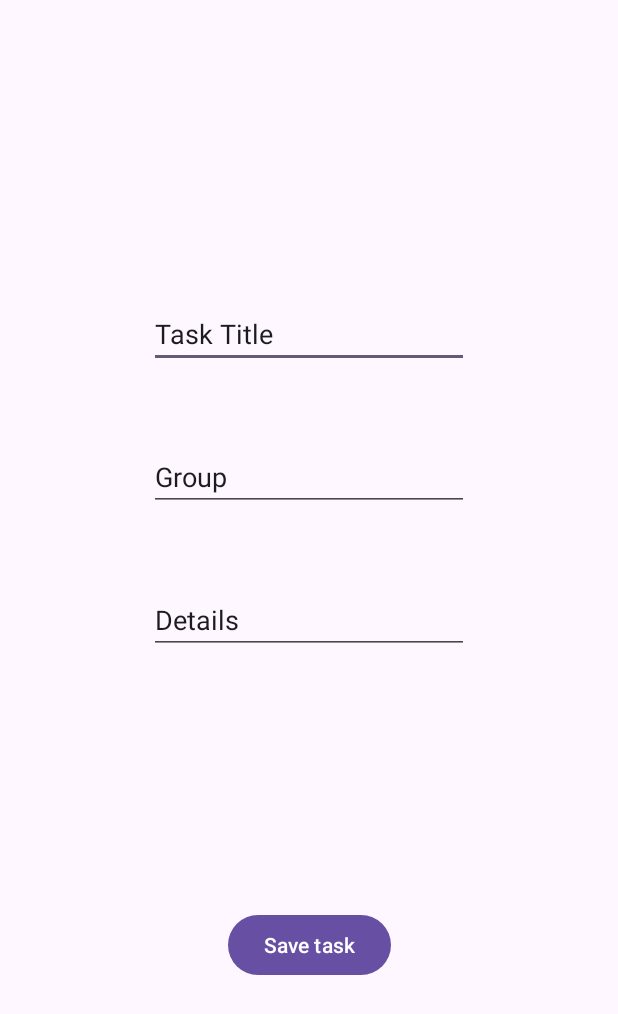
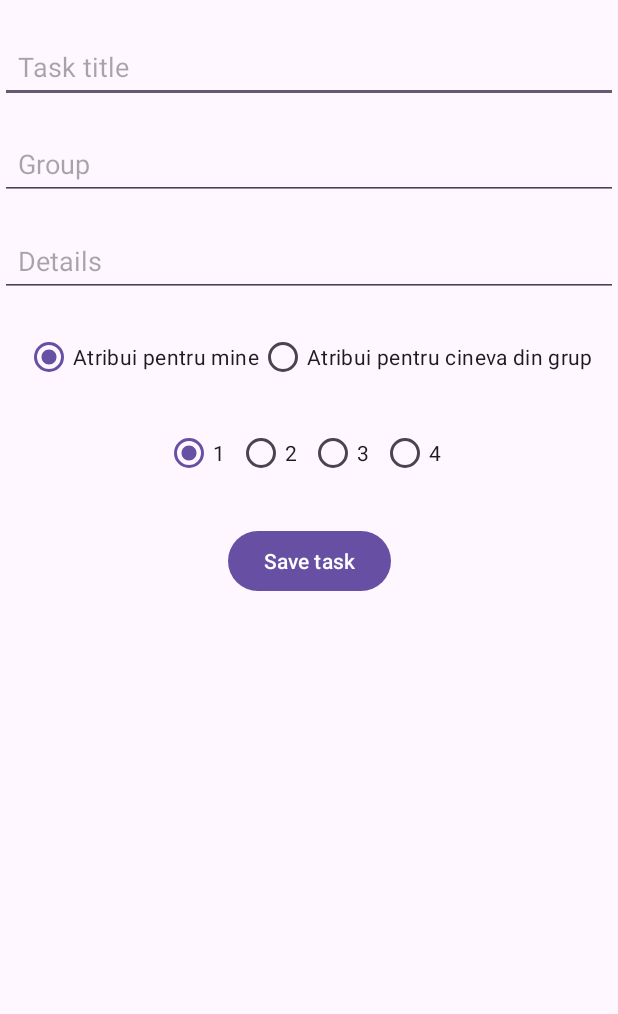
Before and after one commit to PaulIonescu14/hackathon-itfest-sisc, an Android app: the AddNewTask screen opened directly, with no data from a screen before it, on a phone screen of 412 x 824 dp. Shown: the top 1014 px of the screen. Run offline under Robolectric (Android 15) with nearby library versions, the phone set to English and light mode, and no system bars; our stand-ins replace Firebase (no records; nobody signed in at launch, a user with empty details on screens opened directly); 3 statements that could not run were skipped.

```diff
--- a/TaskForce/app/src/main/res/layout/activity_add_new_task.xml
+++ b/TaskForce/app/src/main/res/layout/activity_add_new_task.xml
@@ -7,57 +7,132 @@
     android:layout_height="match_parent"
     tools:context=".AddNewTask">
 
+    <!-- Titlu task -->
     <EditText
         android:id="@+id/newTaskTitle"
+        android:layout_width="0dp"
+        android:layout_height="wrap_content"
+        android:layout_marginTop="20dp"
+        android:hint="Task title"
+        android:inputType="text"
+        android:padding="12dp"
+        app:layout_constraintTop_toTopOf="parent"
+        app:layout_constraintStart_toStartOf="parent"
+        app:layout_constraintEnd_toEndOf="parent" />
+
+    <!-- Grup -->
+    <EditText
+        android:id="@+id/newTaskGroup"
+        android:layout_width="0dp"
+        android:layout_height="wrap_content"
+        android:layout_marginTop="16dp"
+        android:hint="Group"
+        android:inputType="text"
+        android:padding="12dp"
+        app:layout_constraintTop_toBottomOf="@id/newTaskTitle"
+        app:layout_constraintStart_toStartOf="parent"
+        app:layout_constraintEnd_toEndOf="parent" />
+
+    <!-- Detalii -->
+    <EditText
+        android:id="@+id/newTaskDetails"
+        android:layout_width="0dp"
+        android:layout_height="wrap_content"
+        android:layout_marginTop="16dp"
+        android:hint="Details"
+        android:inputType="textMultiLine"
+        android:padding="12dp"
+        app:layout_constraintTop_toBottomOf="@id/newTaskGroup"
+        app:layout_constraintStart_toStartOf="parent"
+        app:layout_constraintEnd_toEndOf="parent" />
+
+    <!-- RadioGroup pentru atribuirea taskului -->
+    <RadioGroup
+        android:id="@+id/assignRadioGroup"
         android:layout_width="wrap_content"
         android:layout_height="wrap_content"
-        android:layout_marginTop="200dp"
-        android:ems="10"
-        android:inputType="text"
-        android:text="Task Title"
-        app:layout_constraintEnd_toEndOf="parent"
+        android:orientation="horizontal"
+        android:layout_marginTop="16dp"
+        app:layout_constraintTop_toBottomOf="@id/newTaskDetails"
         app:layout_constraintStart_toStartOf="parent"
-        app:layout_constraintTop_toTopOf="parent" />
+        app:layout_constraintEnd_toEndOf="parent">
 
+        <RadioButton
+            android:id="@+id/assignMe"
+            android:layout_width="wrap_content"
+            android:layout_height="wrap_content"
+            android:text="Atribui pentru mine"
+            android:checked="true"/>
+
+        <RadioButton
+            android:id="@+id/assignSomeone"
+            android:layout_width="wrap_content"
+            android:layout_height="wrap_content"
+            android:text="Atribui pentru cineva din grup" />
+
+    </RadioGroup>
+
+    <!-- EditText pentru email destinatar -->
     <EditText
-        android:id="@+id/newTaskGroup"
+        android:id="@+id/assignedEmail"
+        android:layout_width="0dp"
+        android:layout_height="wrap_content"
+        android:layout_marginTop="12dp"
+        android:hint="Email destinatar"
+        android:inputType="textEmailAddress"
+        android:visibility="gone"
+        android:padding="12dp"
+        app:layout_constraintTop_toBottomOf="@id/assignRadioGroup"
+        app:layout_constraintStart_toStartOf="parent"
+        app:layout_constraintEnd_toEndOf="parent" />
+
+    <!-- RadioGroup pentru importanta taskului -->
+    <RadioGroup
+        android:id="@+id/importanceRadioGroup"
         android:layout_width="wrap_content"
         android:layout_height="wrap_content"
-        android:layout_marginTop="50dp"
-        android:ems="10"
-        android:inputType="text"
-        android:text="Group"
-        app:layout_constraintEnd_toEndOf="parent"
+        android:orientation="horizontal"
+        android:layout_marginTop="16dp"
+        app:layout_constraintTop_toBottomOf="@id/assignedEmail"
         app:layout_constraintStart_toStartOf="parent"
-        app:layout_constraintTop_toBottomOf="@+id/newTaskTitle" />
+        app:layout_constraintEnd_toEndOf="parent">
 
-    <RadioGroup
-        android:id="@+id/radioGroup"
-        android:layout_width="wrap_content"
-        android:layout_height="wrap_content"
-        tools:layout_editor_absoluteX="147dp"
-        tools:layout_editor_absoluteY="304dp" />
+        <RadioButton
+            android:id="@+id/importance1"
+            android:layout_width="wrap_content"
+            android:layout_height="wrap_content"
+            android:text="1"
+            android:checked="true" />
 
-    <EditText
-        android:id="@+id/newTaskDetails"
-        android:layout_width="wrap_content"
-        android:layout_height="wrap_content"
-        android:layout_marginTop="50dp"
-        android:ems="10"
-        android:inputType="text"
-        android:text="Details"
-        app:layout_constraintEnd_toEndOf="parent"
-        app:layout_constraintStart_toStartOf="parent"
-        app:layout_constraintTop_toBottomOf="@+id/newTaskGroup" />
+        <RadioButton
+            android:id="@+id/importance2"
+            android:layout_width="wrap_content"
+            android:layout_height="wrap_content"
+            android:text="2" />
 
+        <RadioButton
+            android:id="@+id/importance3"
+            android:layout_width="wrap_content"
+            android:layout_height="wrap_content"
+            android:text="3" />
+
+        <RadioButton
+            android:id="@+id/importance4"
+            android:layout_width="wrap_content"
+            android:layout_height="wrap_content"
+            android:text="4" />
+
+    </RadioGroup>
+
+    <!-- Buton salvare task -->
     <Button
         android:id="@+id/saveTaskBtn"
         android:layout_width="wrap_content"
         android:layout_height="wrap_content"
         android:text="Save task"
-        app:layout_constraintBottom_toBottomOf="parent"
-        app:layout_constraintEnd_toEndOf="parent"
+        android:layout_marginTop="24dp"
+        app:layout_constraintTop_toBottomOf="@id/importanceRadioGroup"
         app:layout_constraintStart_toStartOf="parent"
-        app:layout_constraintTop_toBottomOf="@+id/newTaskDetails" />
+        app:layout_constraintEnd_toEndOf="parent" />
 
 </androidx.constraintlayout.widget.ConstraintLayout>
```
Also changed, not shown: TaskForce/app/src/main/java/com/example/taskforce/AddNewTask.java (+38 -1 lines), TaskForce/app/src/main/java/com/example/taskforce/Register.java (+20 -5 lines), TaskForce/app/src/main/java/com/example/taskforce/User.java (+12 -1 lines), TaskForce/app/src/main/res/layout/activity_register.xml (+15 -1 lines).
